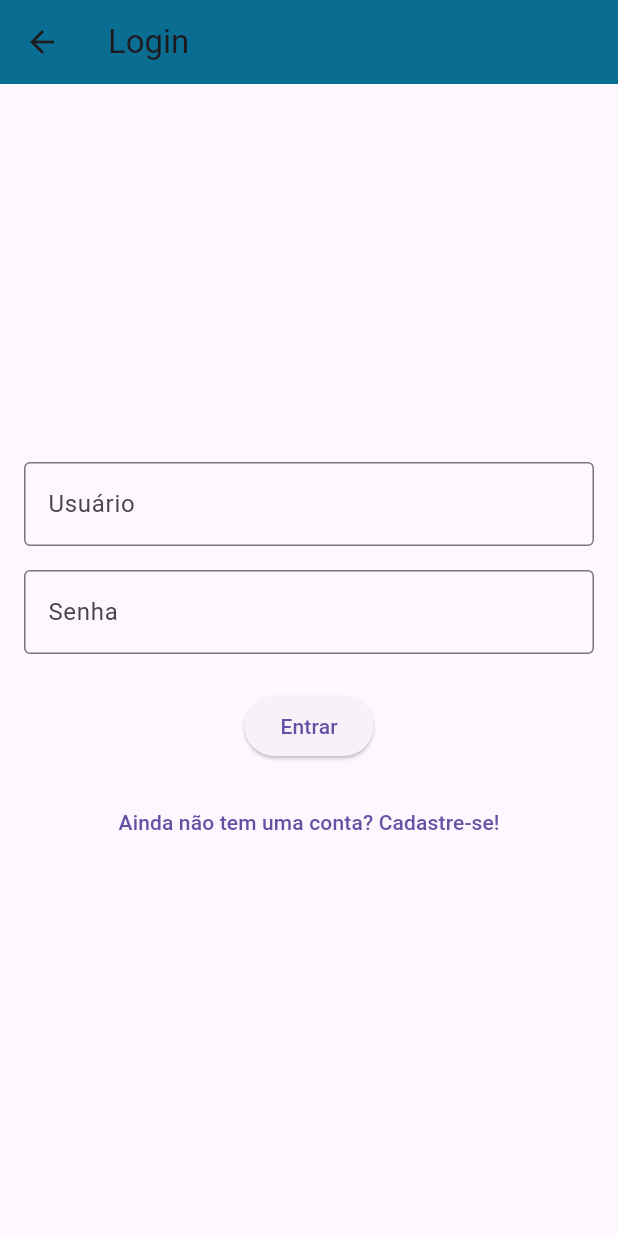
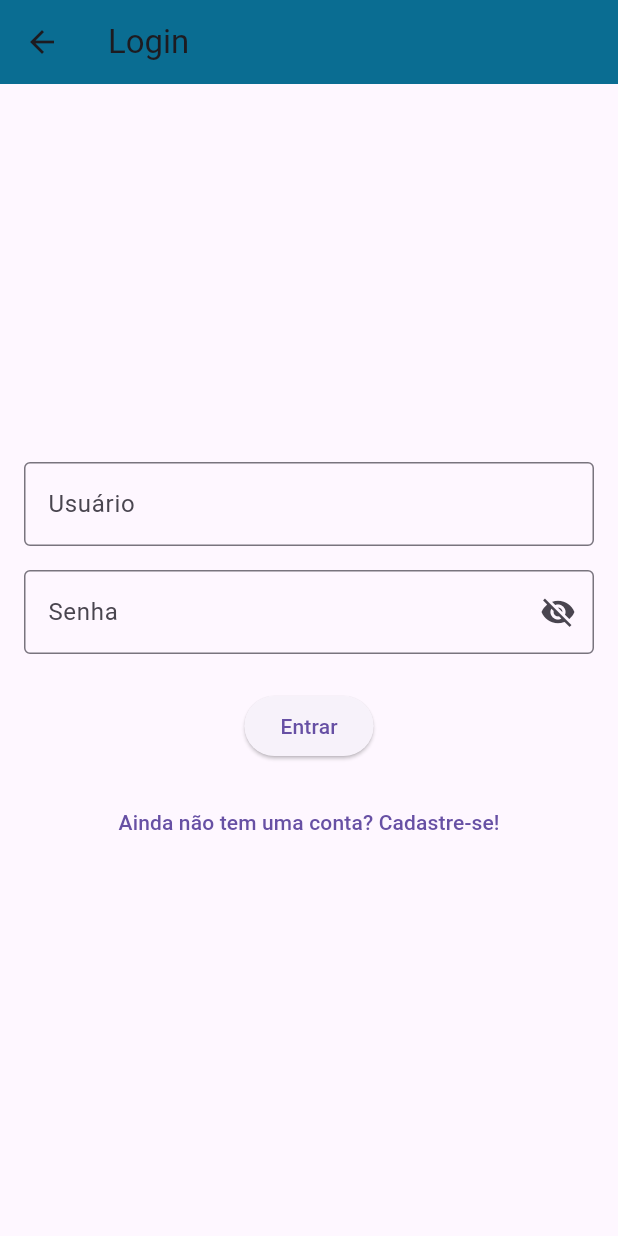
Before and after one commit to RafaelVier/GerenciamentoEstoque, a Flutter app: the TelaLogin screen opened directly, on a phone screen of 412 x 824 dp. Run offline on Flutter 3.47's test engine with Material 3 defaults, Android fonts, the phone set to English and light mode, and no system bars.

Commit message:
Criação de todas as telas

```diff
--- a/estoque/lib/controller/pessoa/Funcionario.dart
+++ b/estoque/lib/controller/pessoa/Funcionario.dart
@@ -1,5 +1,4 @@
 import 'package:flutter/foundation.dart';
-
 import 'pessoa.dart';
 import 'package:crypto/crypto.dart';
 import 'dart:convert';
--- a/estoque/lib/telas/login/tela_login.dart
+++ b/estoque/lib/telas/login/tela_login.dart
@@ -1,3 +1,4 @@
+import 'package:estoque/telas/telaInicial/tela_inicial.dart';
 import 'package:flutter/material.dart';
 
 class TelaLogin extends StatefulWidget {
@@ -10,6 +11,8 @@ class TelaLogin extends StatefulWidget {
 class _TelaLoginState extends State<TelaLogin> {
 
   bool queroEntrar = true;
+  bool _obscurePassword = true;
+  bool _obscureConfirmPassword = true;
 
   @override
   Widget build(BuildContext context) {
@@ -32,10 +35,20 @@ class _TelaLoginState extends State<TelaLogin> {
             ),
             const SizedBox(height: 16),
             TextFormField(
-              obscureText: true,
-              decoration: const InputDecoration(
+              obscureText: _obscurePassword,
+              decoration: InputDecoration(
                 labelText: 'Senha',
-                border: OutlineInputBorder(),
+                border: const OutlineInputBorder(),
+                suffixIcon: IconButton(
+                  icon: Icon(
+                    _obscurePassword ? Icons.visibility_off : Icons.visibility,
+                  ),
+                  onPressed: () {
+                    setState(() {
+                      _obscurePassword = !_obscurePassword;
+                    });
+                  }
+                )
               ),
             ),
             const SizedBox(height: 8),
@@ -44,9 +57,20 @@ class _TelaLoginState extends State<TelaLogin> {
               child: Column(
                 children: [
                   TextFormField(
-                    decoration: const InputDecoration(
+                    obscureText: _obscureConfirmPassword,
+                    decoration: InputDecoration(
                       labelText: 'Confirmar senha',
-                      border: OutlineInputBorder(),
+                      border: const OutlineInputBorder(),
+                      suffixIcon: IconButton(
+                        icon: Icon(
+                          _obscureConfirmPassword ? Icons.visibility_off : Icons.visibility,
+                        ),
+                        onPressed: () {
+                          setState(() {
+                            _obscureConfirmPassword = !_obscureConfirmPassword;
+                          });
+                        },
+                      )
                     )
                   ),
                   const SizedBox(height: 8),
@@ -61,7 +85,12 @@ class _TelaLoginState extends State<TelaLogin> {
             ),
             const SizedBox(height: 16,),
             ElevatedButton(
-              onPressed: () {},
+              onPressed: () {
+                Navigator.push(
+                    context,
+                    MaterialPageRoute(builder: (context) => const TelaInicial()),
+                );
+              },
               child: Text((queroEntrar) ? "Entrar" : "Cadastrar-se"),
             ),
             const SizedBox(height: 16),
```
Also changed, not shown: estoque/lib/telas/telaInicial/tela_crud.dart (added, +13 -0 lines), estoque/lib/telas/telaInicial/tela_fornecedores.dart (added, +13 -0 lines), estoque/lib/telas/telaInicial/tela_inicial.dart (added, +125 -0 lines), estoque/lib/telas/telaInicial/tela_movimentacao.dart (added, +13 -0 lines), estoque/lib/telas/telaInicial/tela_relatorios.dart (added, +13 -0 lines).
